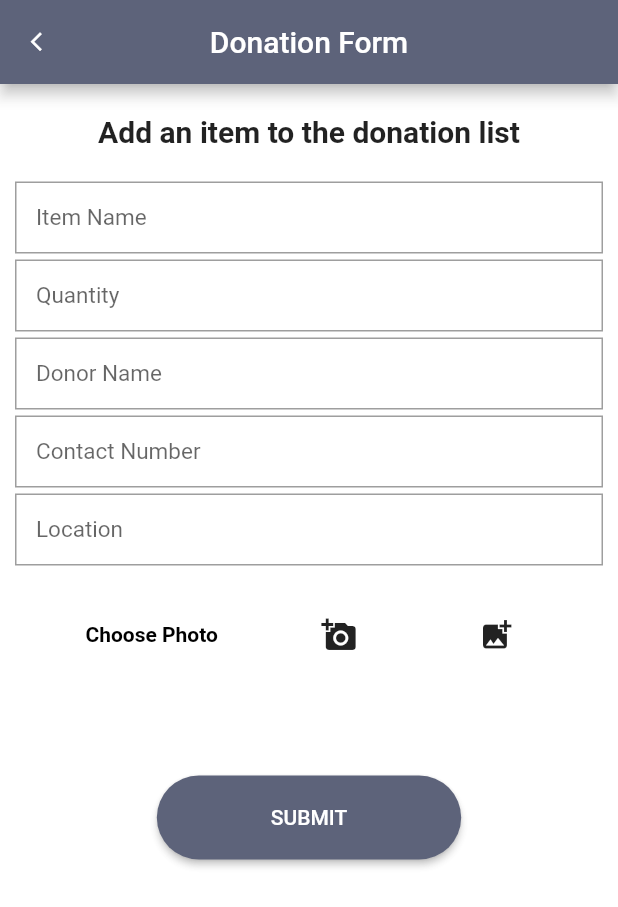
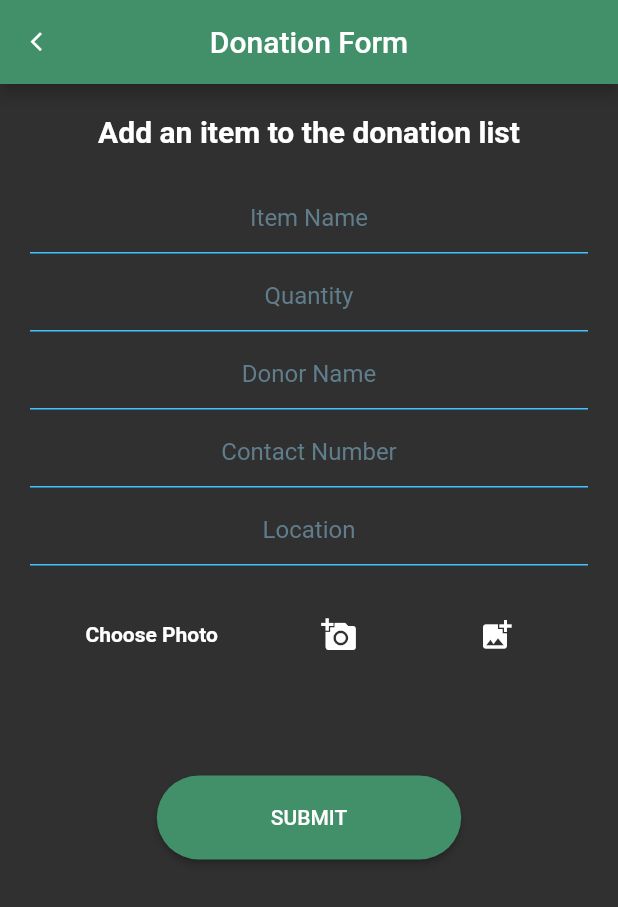
Before and after one commit to kv2905/charity-app, a Flutter app: the DonationForm screen opened by its route, on a phone screen of 412 x 824 dp. Shown: the top 907 px of the screen. Run offline on Flutter 3.47's test engine with Material 2 defaults, Android fonts, the phone set to English and light mode, and no system bars; our stand-ins replace cloud_firestore, firebase_auth, firebase_storage, image_picker, permission_handler; missing offline and left inert: flutter_pdfview; accounts and stored records are empty; network calls fail.

Commit message:
updated UI.

```diff
--- /dev/null
+++ b/lib/constants.dart
@@ -0,0 +1,36 @@
+import 'package:flutter/material.dart';
+
+const kTextFieldDecoration = InputDecoration(
+  hintText: 'Enter a value',
+  hintStyle: TextStyle(color: Colors.blueGrey),
+  contentPadding:
+  EdgeInsets.symmetric(vertical: 8.0, horizontal: 20.0),
+  border: OutlineInputBorder(
+    borderRadius: BorderRadius.all(Radius.circular(32.0)),
+  ),
+  enabledBorder: OutlineInputBorder(
+    borderSide:
+    BorderSide(color: Colors.lightBlueAccent, width: 1.0),
+    borderRadius: BorderRadius.all(Radius.circular(32.0)),
+  ),
+  focusedBorder: OutlineInputBorder(
+    borderSide:
+    BorderSide(color: Colors.lightBlueAccent, width: 2.0),
+    borderRadius: BorderRadius.all(Radius.circular(32.0)),
+  ),
+);
+
+const kTestFieldDecorationForOneSidedBorders = InputDecoration(
+  hintText: 'Enter a value',
+  hintStyle: TextStyle(color: Colors.blueGrey),
+  contentPadding:
+  EdgeInsets.symmetric(vertical: 8.0, horizontal: 20.0),
+  enabledBorder: UnderlineInputBorder(
+    borderSide:
+    BorderSide(color: Colors.lightBlueAccent, width: 1.0),
+  ),
+  focusedBorder: UnderlineInputBorder(
+    borderSide:
+    BorderSide(color: Colors.lightBlueAccent, width: 2.0),
+  ),
+);
--- a/lib/main.dart
+++ b/lib/main.dart
@@ -19,9 +19,7 @@ class MyApp extends StatelessWidget {
     return MaterialApp(
       title: 'Charity App',
       debugShowCheckedModeBanner: false,
-      theme: ThemeData.light().copyWith(
-        scaffoldBackgroundColor: Colors.white70
-      ),
+      theme: ThemeData.dark(),
       initialRoute: RootPage.id,
       routes: {
         RootPage.id: (context) => RootPage(auth: Auth()),
--- a/lib/screens/covid19_pdf_view.dart
+++ b/lib/screens/covid19_pdf_view.dart
@@ -74,7 +74,7 @@ class _Covid19PDFViewState extends State<Covid19PDFView> {
             style: TextStyle(color: Colors.white, fontWeight: FontWeight.w500),
           ),
           centerTitle: true,
-          backgroundColor: Color(0xFF5D637A),
+          backgroundColor: Color(0xFF42906A),
           leading: IconButton(
             icon: Icon(Icons.arrow_back_ios, size: 15),
             onPressed: () {
@@ -156,7 +156,7 @@ class _Covid19PDFViewState extends State<Covid19PDFView> {
               style: TextStyle(color: Colors.white, fontWeight: FontWeight.w500),
             ),
             centerTitle: true,
-            backgroundColor: Color(0xFF5D637A),
+            backgroundColor: Color(0xFF42906A),
             leading: IconButton(
               icon: Icon(Icons.arrow_back_ios, size: 15),
               onPressed: () {
@@ -178,7 +178,7 @@ class _Covid19PDFViewState extends State<Covid19PDFView> {
               style: TextStyle(color: Colors.white, fontWeight: FontWeight.w500),
             ),
             centerTitle: true,
-            backgroundColor: Color(0xFF5D637A),
+            backgroundColor: Color(0xFF42906A),
             leading: IconButton(
               icon: Icon(Icons.arrow_back_ios, size: 15),
               onPressed: () {
--- a/lib/screens/donation_form.dart
+++ b/lib/screens/donation_form.dart
@@ -1,4 +1,5 @@
 import 'dart:io';
+import 'package:charityapp/constants.dart';
 import 'package:charityapp/models/donation.dart';
 import 'package:charityapp/screens/root_page.dart';
 import 'package:charityapp/widgets/custom_button.dart';
@@ -89,6 +90,11 @@ class _DonationFormState extends State<DonationForm> {
       form.save();
       return true;
     }
+    setState(() {
+      _isLoading = false;
+    });
+    alertUser('Alert', 'Some of the fields are Empty!');
+    _formKey.currentState.reset();
     return false;
   }
 
@@ -163,7 +169,7 @@ class _DonationFormState extends State<DonationForm> {
           style: TextStyle(color: Colors.white, fontWeight: FontWeight.w500),
         ),
         centerTitle: true,
-        backgroundColor: Color(0xFF5D637A),
+        backgroundColor: Color(0xFF42906A),
         leading: IconButton(
           icon: Icon(
             Icons.arrow_back_ios,
@@ -187,7 +193,7 @@ class _DonationFormState extends State<DonationForm> {
                   'Add an item to the donation list',
                   textAlign: TextAlign.center,
                   style: TextStyle(
-                    color: Colors.black87,
+                    color: Colors.white,
                     fontWeight: FontWeight.w700,
                     fontSize: 20,
                   ),
@@ -211,8 +217,8 @@ class _DonationFormState extends State<DonationForm> {
                           style: TextStyle(
                               fontWeight: FontWeight.bold,
                               color: _imageFile == null
-                                  ? Colors.black
-                                  : Colors.blue,
+                                  ? Colors.white
+                                  : Colors.blueAccent,
                           ),
                         ),
                         IconButton(
@@ -258,30 +264,14 @@ class _DonationFormState extends State<DonationForm> {
 
   Widget showFormField(String name, int type) {
     return Padding(
-      padding: EdgeInsets.symmetric(vertical: 2, horizontal: 10),
+      padding: EdgeInsets.symmetric(vertical: 2, horizontal: 20),
       child: TextFormField(
+        textAlign: TextAlign.center,
         autofocus: false,
-        style: TextStyle(fontSize: 15.0, color: Colors.black),
-        decoration: InputDecoration(
-          border: InputBorder.none,
-          hintText: name,
-          filled: true,
-          fillColor: Colors.white70,
-          contentPadding:
-              const EdgeInsets.only(left: 14.0, bottom: 6.0, top: 8.0),
-          focusedBorder: OutlineInputBorder(
-              borderSide: BorderSide(color: Colors.black38),
-              borderRadius: BorderRadius.zero),
-          enabledBorder: OutlineInputBorder(
-              borderSide: BorderSide(color: Colors.grey),
-              borderRadius: BorderRadius.zero),
+        decoration: kTestFieldDecorationForOneSidedBorders.copyWith(
+          hintText: name
         ),
         validator: (value) => value.isEmpty ? "can\'t be empty" : null,
-        onTap: () {
-          setState(() {
-            _isLoading = false;
-          });
-        },
         onSaved: (value) {
           switch (type) {
             case 1:
--- a/lib/screens/item_details.dart
+++ b/lib/screens/item_details.dart
@@ -43,7 +43,7 @@ class ItemDetails extends StatelessWidget {
           style: TextStyle(color: Colors.white, fontWeight: FontWeight.w500),
         ),
         centerTitle: true,
-        backgroundColor: Color(0xFF5D637A),
+        backgroundColor: Color(0xFF42906A),
         leading: IconButton(
           icon: Icon(
             Icons.arrow_back_ios,
@@ -62,7 +62,7 @@ class ItemDetails extends StatelessWidget {
               child: ListTile(
                 title: Text(
                   'Item Name - ' + getName().toUpperCase(),
-                  style: TextStyle(fontSize: 20.0, color: Colors.teal.shade900),
+                  style: TextStyle(fontSize: 20.0, color: Colors.white),
                 ),
               )),
           Card(
@@ -70,7 +70,7 @@ class ItemDetails extends StatelessWidget {
               child: ListTile(
                 title: Text(
                   'Quantity - ' + getQuantity(),
-                  style: TextStyle(fontSize: 20.0, color: Colors.teal.shade900),
+                  style: TextStyle(fontSize: 20.0, color: Colors.white),
                 ),
               )),
           SizedBox(height: 30),
--- a/lib/screens/recipients_list_screen.dart
+++ b/lib/screens/recipients_list_screen.dart
@@ -53,7 +53,7 @@ class _RecipientsListState extends State<RecipientsList> {
           style: TextStyle(color: Colors.white, fontWeight: FontWeight.w500),
         ),
         centerTitle: true,
-        backgroundColor: Color(0xFF5D637A),
+        backgroundColor: Color(0xFF42906A),
         leading: IconButton(
           icon: Icon(
             Icons.arrow_back_ios,
--- a/lib/screens/user_card.dart
+++ b/lib/screens/user_card.dart
@@ -17,7 +17,7 @@ class UserCard extends StatelessWidget {
           style: TextStyle(color: Colors.white, fontWeight: FontWeight.w500),
         ),
         centerTitle: true,
-        backgroundColor: Color(0xFF5D637A),
+        backgroundColor: Color(0xFF42906A),
         leading: IconButton(
           icon: Icon(
             Icons.arrow_back_ios,
@@ -61,7 +61,7 @@ class UserCard extends StatelessWidget {
                   phone,
                   style: TextStyle(
                       fontSize: 20.0,
-                      color: Colors.teal.shade900
+                      color: Colors.white
                   ),
                 ),
               )
@@ -74,7 +74,7 @@ class UserCard extends StatelessWidget {
                   email,
                   style: TextStyle(
                       fontSize: 20.0,
-                      color: Colors.teal.shade900
+                      color: Colors.white
                   ),
                 ),
               )
--- a/lib/widgets/custom_button.dart
+++ b/lib/widgets/custom_button.dart
@@ -11,7 +11,7 @@ class CustomButton extends StatelessWidget {
         borderRadius: BorderRadius.circular(59.0),
       ),
       onPressed: onPressed,
-      color: Color(0xFF5D637A),
+      color: Color(0xFF42906A),
       textColor: Colors.white,
       child: Padding(
         padding: const EdgeInsets.symmetric(
```
Also changed, not shown: lib/screens/donors_screen.dart (+12 -11 lines), lib/screens/login_signup_screen.dart (+11 -31 lines), lib/screens/recipient_screen.dart (+14 -9 lines), lib/screens/request_form.dart (+13 -26 lines), lib/widgets/app_drawer.dart (+2 -29 lines).
